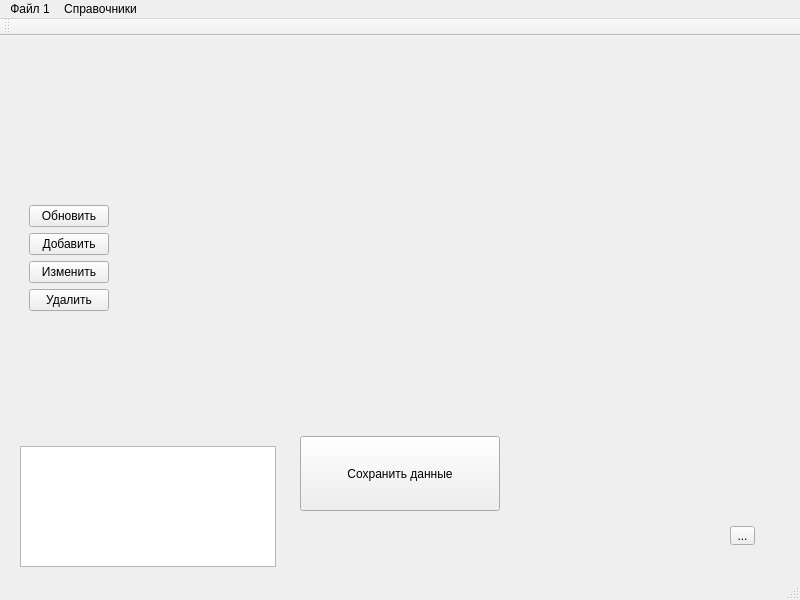
This is src/views/main_window/_main_window.ui in vvchigirev/Endo as Qt 5 draws it before an edit. The edited form follows.
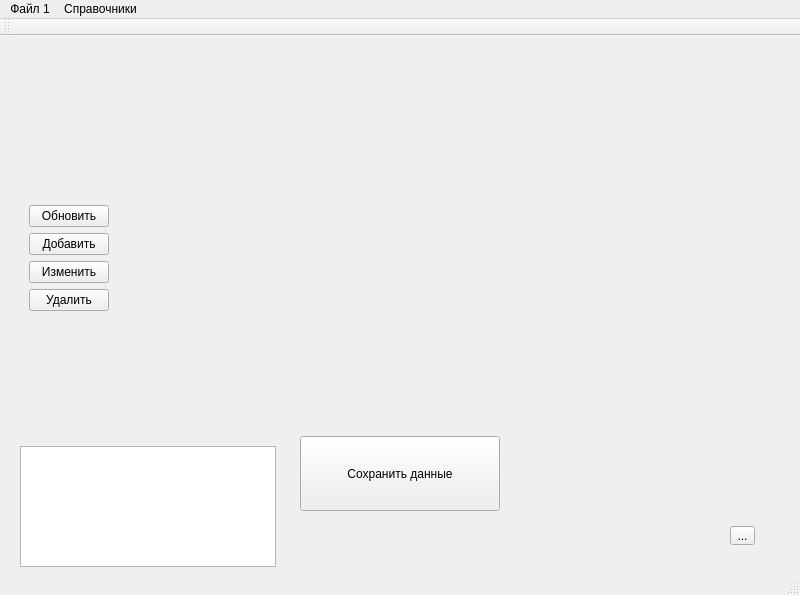
This is the edited form.

Commit message: добавил виджеты для органов в главную форму !НЕ РАБОТАЕТ!

Diff of the .ui file:
```diff
--- a/src/views/main_window/_main_window.ui
+++ b/src/views/main_window/_main_window.ui
@@ -7,7 +7,7 @@
     <x>0</x>
     <y>0</y>
     <width>800</width>
-    <height>600</height>
+    <height>595</height>
    </rect>
   </property>
   <property name="windowTitle">
```
Left out of the diff: 55 changed lines with no effect on the pictures. The commit also changes 3 other files.
